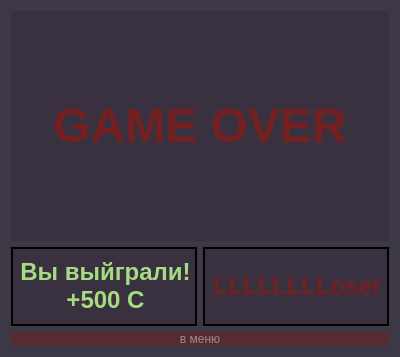
Qt form gameover.ui (Lymuthien/HauntedDorm) before a commit.
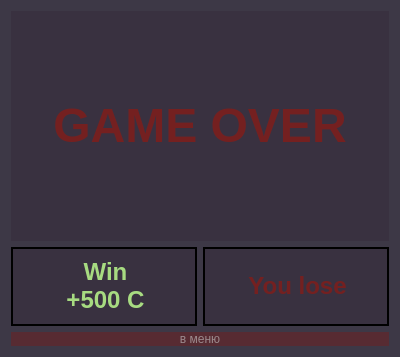
The same form after that commit.

```diff
--- a/gameover.ui
+++ b/gameover.ui
@@ -213,7 +213,7 @@
         </size>
        </property>
        <property name="text">
-        <string>&lt;html&gt;&lt;head/&gt;&lt;body&gt;&lt;p align=&quot;center&quot;&gt;&lt;span style=&quot; font-size:18pt; font-weight:700; color:#a7db81;&quot;&gt;Вы выйграли!&lt;br/&gt;+500 С&lt;/span&gt;&lt;/p&gt;&lt;/body&gt;&lt;/html&gt;</string>
+        <string>&lt;html&gt;&lt;head/&gt;&lt;body&gt;&lt;p align=&quot;center&quot;&gt;&lt;span style=&quot; font-size:18pt; font-weight:700; color:#a7db81;&quot;&gt;Win&lt;br/&gt;+500 С&lt;/span&gt;&lt;/p&gt;&lt;/body&gt;&lt;/html&gt;</string>
        </property>
       </widget>
      </item>
@@ -226,7 +226,7 @@
         </size>
        </property>
        <property name="text">
-        <string>&lt;html&gt;&lt;head/&gt;&lt;body&gt;&lt;p align=&quot;center&quot;&gt;&lt;span style=&quot; font-size:18pt; font-weight:700; color:#742020;&quot;&gt;LLLLLLLLoser&lt;/span&gt;&lt;/p&gt;&lt;/body&gt;&lt;/html&gt;</string>
+        <string>&lt;html&gt;&lt;head/&gt;&lt;body&gt;&lt;p align=&quot;center&quot;&gt;&lt;span style=&quot; font-size:18pt; font-weight:700; color:#742020;&quot;&gt;You lose&lt;/span&gt;&lt;/p&gt;&lt;/body&gt;&lt;/html&gt;</string>
        </property>
       </widget>
      </item>
```
